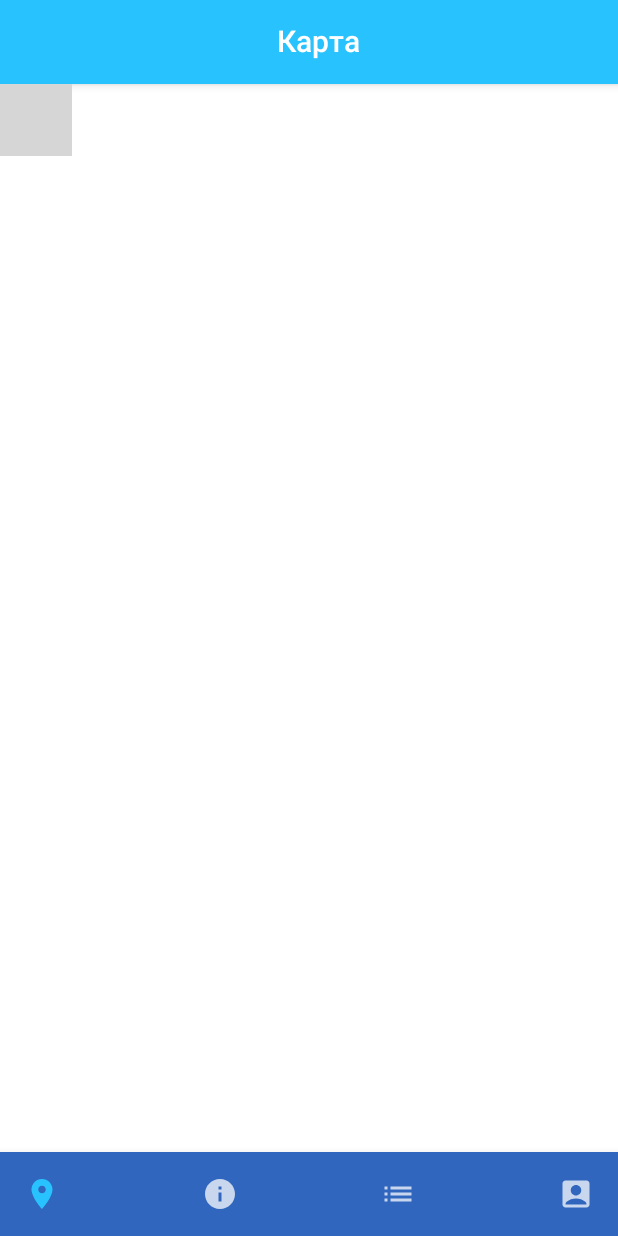
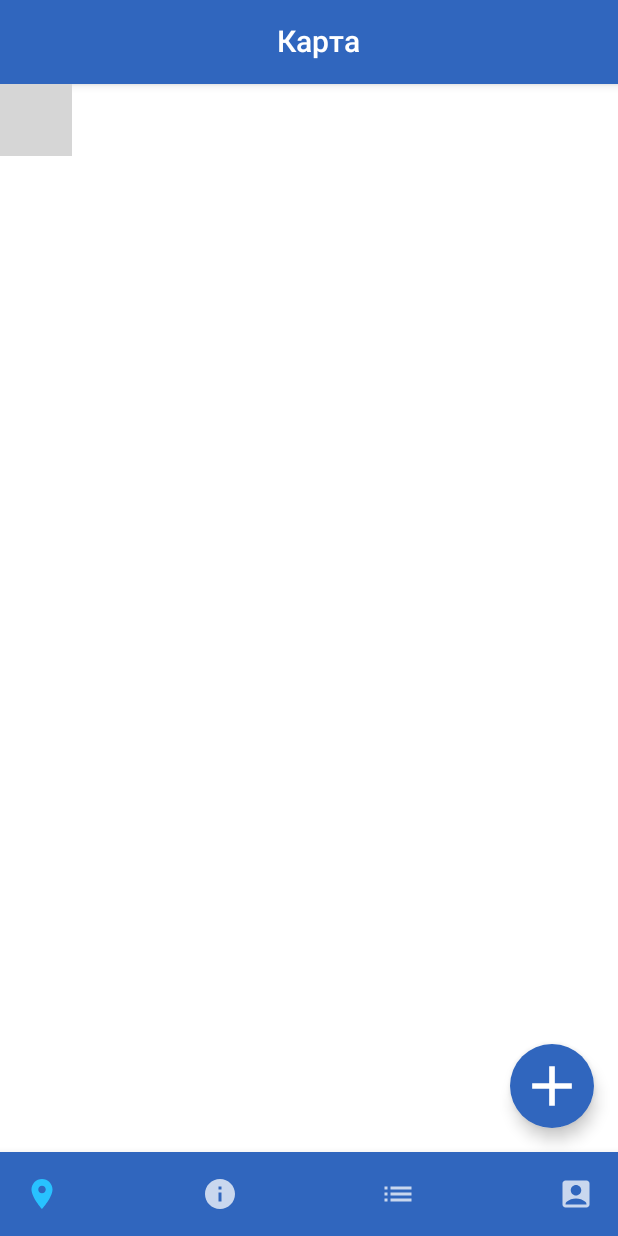
Before and after one commit to k-andrey01/DiplomaApp, an Android app built with Jetpack Compose: the AnalysisActivity screen opened directly, with no data from a screen before it, after a tap on "Карта", on a phone screen of 412 x 824 dp. Run offline under Robolectric (Android 15) with nearby library versions, the phone set to English and light mode, and no system bars; libraries missing offline, so code that uses them is left out: com.yandex.mapkit; 2 statements that could not run were skipped; grey boxes are pictures that could not be loaded.

Commit message:
Отображается карта, добавлена кнопка добавления (с заглушкой Toast)

```diff
--- a/app/src/main/java/com/bignerdranch/android/safecity/MainActivity.kt
+++ b/app/src/main/java/com/bignerdranch/android/safecity/MainActivity.kt
@@ -3,6 +3,7 @@ package com.bignerdranch.android.safecity
 import android.content.Context
 import android.content.Intent
 import android.os.Bundle
+import android.widget.Toast
 import androidx.activity.ComponentActivity
 import androidx.activity.compose.setContent
 import androidx.compose.foundation.layout.*
@@ -15,9 +16,11 @@ import androidx.compose.runtime.remember
 import androidx.compose.ui.Alignment
 import androidx.compose.ui.Modifier
 import androidx.compose.ui.platform.LocalContext
+import androidx.compose.ui.text.font.FontWeight
 import androidx.compose.ui.text.style.TextAlign
 import androidx.compose.ui.unit.dp
 import androidx.compose.ui.viewinterop.AndroidView
+import com.bignerdranch.android.safecity.ui.theme.Blue
 import com.bignerdranch.android.safecity.ui.theme.SafeCityTheme
 import com.bignerdranch.android.safecity.ui.theme.SkyBlue
 import com.bignerdranch.android.safecity.ui.theme.White
@@ -61,7 +64,7 @@ fun TopBar(name: String) {
                 color = White,
                 textAlign = TextAlign.Center)
         },
-        backgroundColor = SkyBlue,
+        backgroundColor = Blue,
     )
 }
 
@@ -107,8 +110,8 @@ fun MyMapView(context: Context) {
     AndroidView(
         factory = { mapView },
         update = { view ->
+            MapKitFactory.getInstance().onStart()
             if (!MapKitFactory.getInstance().isValid) {
-                MapKitFactory.getInstance().onStart()
                 MapKitFactory.getInstance().setApiKey(MyApp.apiKey)
             }
         }
@@ -120,4 +123,25 @@ fun MyMapView(context: Context) {
             MapKitFactory.getInstance().onStop()
         }
     }
+
+    Box(
+        modifier = Modifier.fillMaxSize()
+    ) {
+        // Добавляем кнопку поверх карты
+        FloatingActionButton(
+            onClick = { Toast.makeText(context, "Добавление опасности в разработке", Toast.LENGTH_SHORT).show() },
+            backgroundColor = Blue,
+            modifier = Modifier
+                .padding(16.dp)
+                .align(Alignment.BottomEnd)
+        ) {
+            Icon(
+                Icons.Default.Add,
+                contentDescription = "Add",
+                tint = White,
+                modifier = Modifier
+                    .size(45.dp)
+            )
+        }
+    }
 }
--- a/app/src/main/res/values/themes.xml
+++ b/app/src/main/res/values/themes.xml
@@ -2,7 +2,7 @@
 <resources>
 
     <style name="SafeCityTheme" parent="android:Theme.Material.Light.NoActionBar">
-        <item name="android:statusBarColor">@color/aqua</item>
+        <item name="android:statusBarColor">@color/black</item>
         <item name="android:windowBackground">@color/white</item>
     </style>
 </resources>
```
